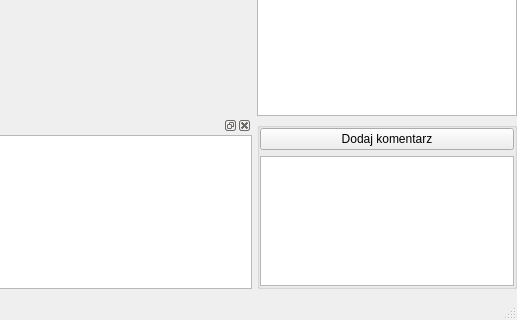
First picture: the form in Zwrotomat/Mainwindow.ui, repository ErySzmyt/Zwrotomat, before the edit; both pictures show x 640 to 1157 and y 341 to 661 of the 1157 by 661 pixel window.
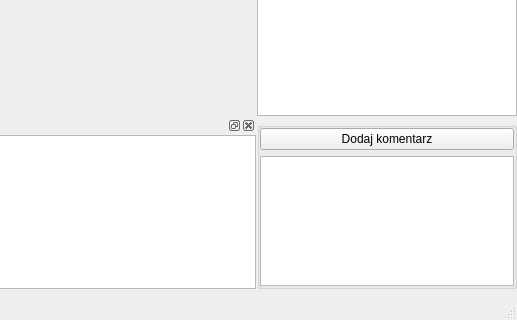
Second picture: the form after the edit. Custom widgets are drawn as their Qt base class.

```diff
--- a/Zwrotomat/Mainwindow.ui
+++ b/Zwrotomat/Mainwindow.ui
@@ -27,7 +27,7 @@
     <item row="0" column="0">
      <layout class="QHBoxLayout" name="horizontalLayout">
       <property name="spacing">
-       <number>5</number>
+       <number>1</number>
       </property>
       <property name="sizeConstraint">
        <enum>QLayout::SetMaximumSize</enum>
```
